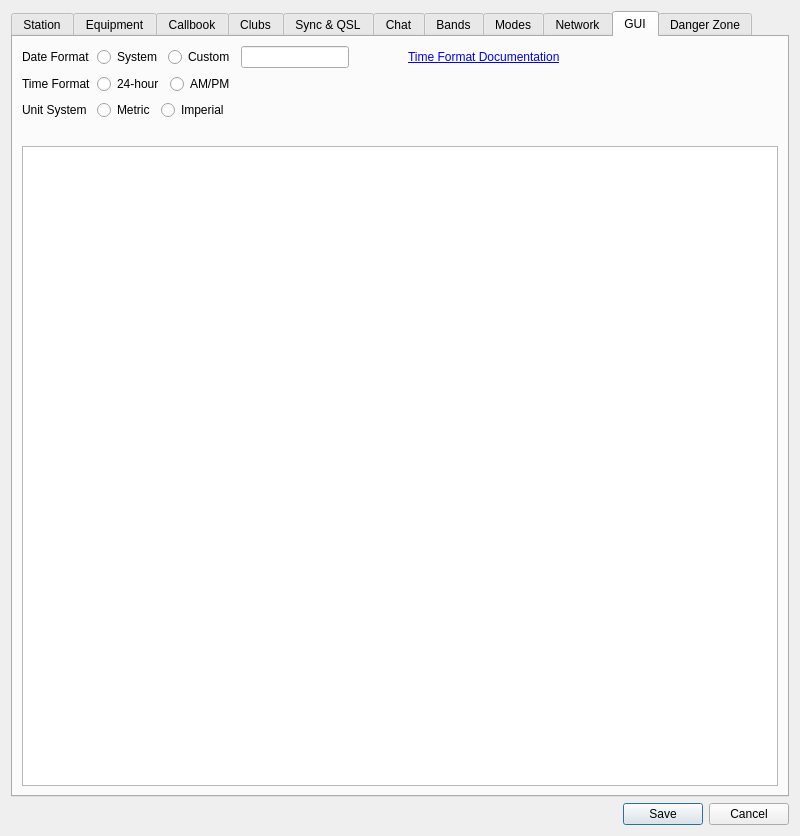
foldynl/QLog, file ui/SettingsDialog.ui: the form before one commit.
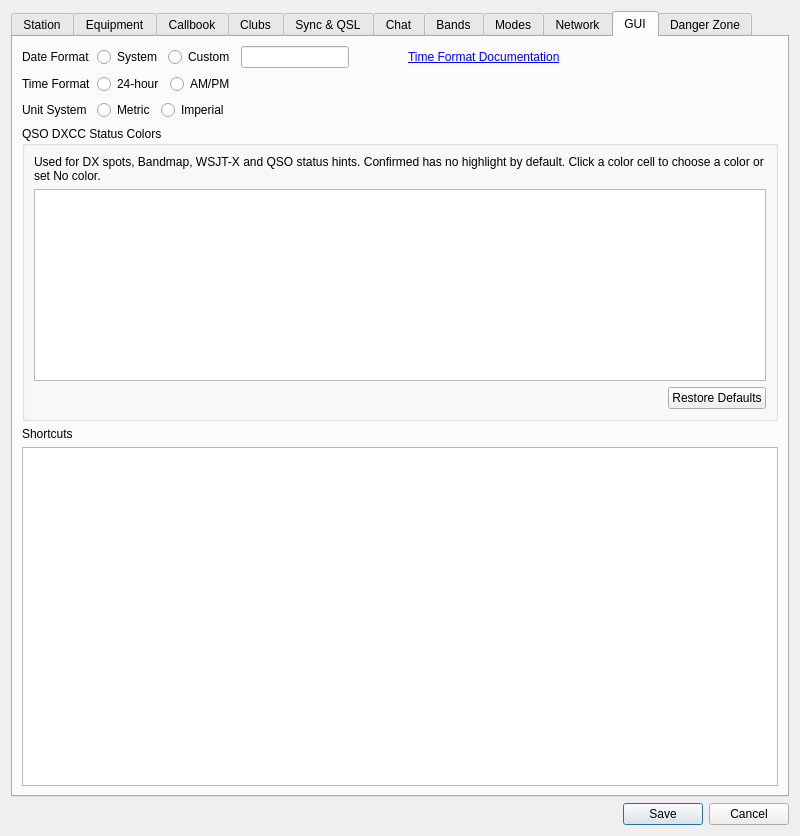
The form after the commit. The open tabs and pages were chosen to show the change. Icons and pictures are not drawn. Custom widgets are drawn as their Qt base class.

Commit message: DXCC Status: Added user defined colors for DXCC Statuses

Diff of the .ui file:
```diff
--- a/ui/SettingsDialog.ui
+++ b/ui/SettingsDialog.ui
@@ -4942,12 +4942,112 @@
         </layout>
        </item>
        <item>
-        <widget class="QLabel" name="shortcutInfoLabel">
-         <property name="text">
-          <string/>
+        <widget class="QGroupBox" name="qsoStatusColorsGroupBox">
+         <property name="sizePolicy">
+          <sizepolicy hsizetype="Preferred" vsizetype="Maximum">
+           <horstretch>0</horstretch>
+           <verstretch>0</verstretch>
+          </sizepolicy>
          </property>
+         <property name="title">
+          <string>QSO DXCC Status Colors</string>
+         </property>
+         <layout class="QVBoxLayout" name="qsoStatusColorsLayout">
+          <item>
+           <widget class="QLabel" name="qsoStatusColorsInfoLabel">
+            <property name="sizePolicy">
+             <sizepolicy hsizetype="Preferred" vsizetype="Maximum">
+              <horstretch>0</horstretch>
+              <verstretch>0</verstretch>
+             </sizepolicy>
+            </property>
+            <property name="text">
+             <string>Used for DX spots, Bandmap, WSJT-X and QSO status hints. Confirmed has no highlight by default. Click a color cell to choose a color or set No color.</string>
+            </property>
+            <property name="wordWrap">
+             <bool>true</bool>
+            </property>
+           </widget>
+          </item>
+          <item>
+           <widget class="QTableWidget" name="qsoStatusColorsTable">
+            <property name="maximumSize">
+             <size>
+              <width>16777215</width>
+              <height>220</height>
+             </size>
+            </property>
+            <property name="editTriggers">
+             <set>QAbstractItemView::NoEditTriggers</set>
+            </property>
+            <property name="alternatingRowColors">
+             <bool>true</bool>
+            </property>
+            <property name="selectionMode">
+             <enum>QAbstractItemView::NoSelection</enum>
+            </property>
+            <attribute name="verticalHeaderMinimumSectionSize">
+             <number>20</number>
+            </attribute>
+            <attribute name="verticalHeaderDefaultSectionSize">
+             <number>20</number>
+            </attribute>
+           </widget>
+          </item>
+          <item>
+           <layout class="QHBoxLayout" name="qsoStatusColorsButtonLayout">
+            <item>
+             <spacer name="qsoStatusColorsButtonSpacer">
+              <property name="orientation">
+               <enum>Qt::Horizontal</enum>
+              </property>
+              <property name="sizeHint" stdset="0">
+               <size>
+                <width>40</width>
+                <height>20</height>
+               </size>
+              </property>
+             </spacer>
+            </item>
+            <item>
+             <widget class="QPushButton" name="qsoStatusColorsDefaultsButton">
+              <property name="text">
+               <string>Restore Defaults</string>
+              </property>
+             </widget>
+            </item>
+           </layout>
+          </item>
+         </layout>
         </widget>
        </item>
+       <item>
+        <layout class="QHBoxLayout" name="horizontalLayout_44">
+         <property name="spacing">
+          <number>20</number>
+         </property>
+         <item>
+          <widget class="QLabel" name="shortcutTitleLabel">
+           <property name="sizePolicy">
+            <sizepolicy hsizetype="Maximum" vsizetype="Preferred">
+             <horstretch>0</horstretch>
+             <verstretch>0</verstretch>
+            </sizepolicy>
+           </property>
+           <property name="text">
+            <string>Shortcuts</string>
+           </property>
+          </widget>
+         </item>
+         <item>
+          <widget class="QLabel" name="shortcutInfoLabel">
+           <property name="text">
+            <string/>
+           </property>
+          </widget>
+         </item>
+        </layout>
+       </item>
        <item>
         <widget class="QTableView" name="shortcutsTableView">
          <property name="alternatingRowColors">
```
Left out of the diff: 23 changed lines with no effect on the pictures. The commit also changes 26 other files.
